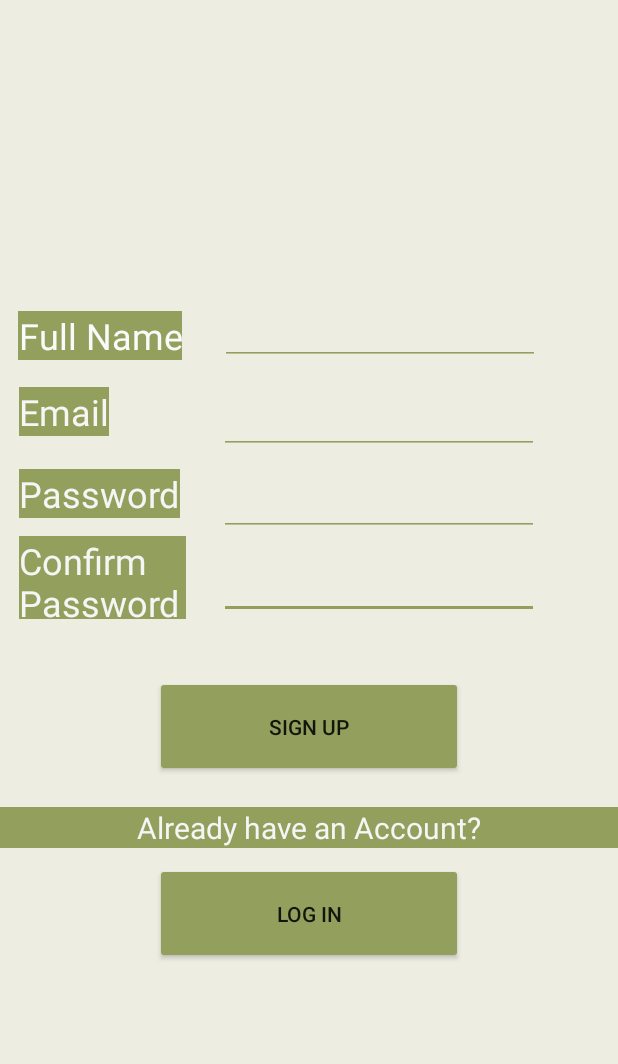
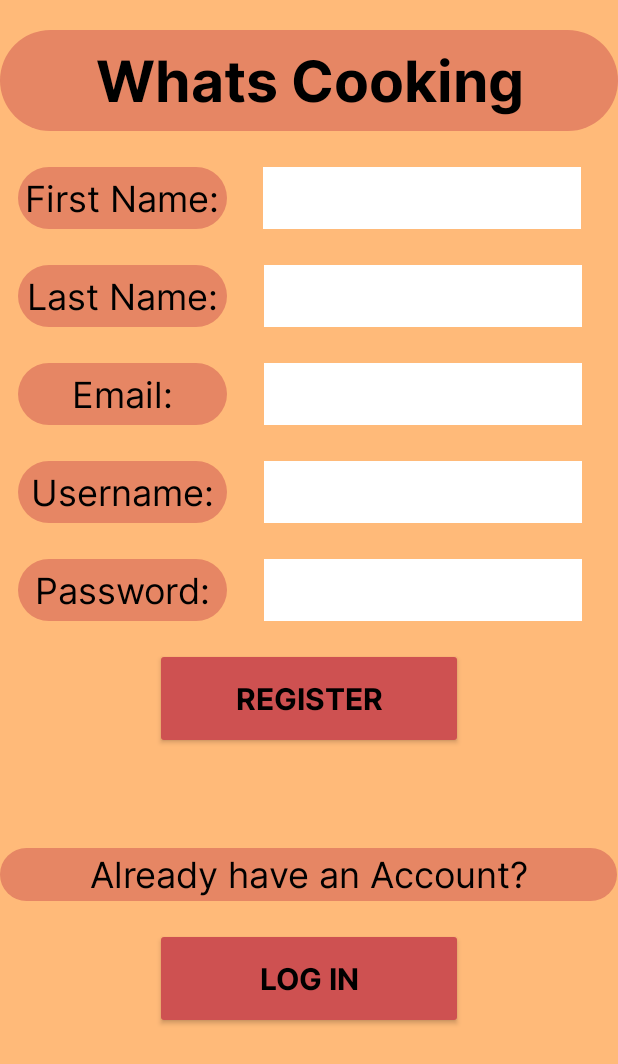
Before and after one commit to alexbegt/WhatsCooking, an Android app: the SignUpActivity screen opened directly, with no data from a screen before it, on a phone screen of 412 x 824 dp. Shown: the top 1064 px of the screen. Run offline under Robolectric (Android 15) with nearby library versions, the phone set to English and light mode, and no system bars; our stand-ins replace Volley; Roboto replaces fonts that are not available here; 2 statements that could not run were skipped.

Commit message:
Update Login and Sign Up Screen

```diff
--- a/app/src/main/res/layout/activity_sign_up.xml
+++ b/app/src/main/res/layout/activity_sign_up.xml
@@ -4,180 +4,241 @@
     xmlns:tools="http://schemas.android.com/tools"
     android:layout_width="match_parent"
     android:layout_height="match_parent"
-    android:background="#F3F3EF"
-    android:backgroundTint="#EDEDE2"
+    android:background="#FFBA79"
     tools:context=".registration.SignUpActivity">
 
     <TextView
-        android:id="@+id/confirmPasswordSignUpText"
-        android:layout_width="111dp"
-        android:layout_height="55dp"
-        android:layout_marginTop="12dp"
-        android:layout_marginEnd="9dp"
-        android:background="#939F5C"
-        android:text="@string/confirm_password"
+        android:id="@+id/header"
+        android:layout_width="0dp"
+        android:layout_height="67dp"
+        android:layout_marginTop="20dp"
+        android:background="@drawable/round_btn"
+        android:backgroundTint="#e68664"
+        android:fontFamily="@font/inter"
+        android:gravity="center|center_horizontal|center_vertical"
+        android:text="@string/app_name"
+        android:textAlignment="center"
+        android:textColor="#000000"
+        android:textSize="38sp"
+        android:textStyle="bold"
+        app:layout_constraintEnd_toEndOf="parent"
+        app:layout_constraintHorizontal_bias="1.0"
+        app:layout_constraintStart_toStartOf="parent"
+        app:layout_constraintTop_toTopOf="parent" />
+
+    <TextView
+        android:id="@+id/firstNameText"
+        android:layout_width="139dp"
+        android:layout_height="41dp"
+        android:layout_marginStart="12dp"
+        android:layout_marginTop="24dp"
+        android:background="@drawable/round_btn"
+        android:backgroundTint="#E68664"
+        android:fontFamily="@font/inter"
+        android:gravity="center|center_horizontal|center_vertical"
+        android:text="@string/first_name"
         android:textAlignment="gravity"
-        android:textColor="#F6F5F5"
+        android:textColor="#000000"
         android:textSize="24sp"
-        app:layout_constraintEnd_toStartOf="@+id/etConfirmPassword"
-        app:layout_constraintHorizontal_bias="0.5"
         app:layout_constraintStart_toStartOf="parent"
-        app:layout_constraintTop_toBottomOf="@+id/passwordSignUpText" />
+        app:layout_constraintTop_toBottomOf="@+id/header" />
 
     <EditText
-        android:id="@+id/etConfirmPassword"
-        android:layout_width="wrap_content"
-        android:layout_height="wrap_content"
-        android:layout_marginTop="10dp"
-        android:layout_marginEnd="40dp"
-        android:backgroundTint="#939F5C"
+        android:id="@+id/etFirstName"
+        android:layout_width="212dp"
+        android:layout_height="41dp"
+        android:layout_marginStart="24dp"
+        android:layout_marginTop="24dp"
+        android:autofillHints="name"
+        android:background="#FFFFFF"
         android:ems="10"
+        android:fontFamily="@font/inter"
+        android:inputType="textPersonName"
+        app:layout_constraintStart_toEndOf="@+id/firstNameText"
+        app:layout_constraintTop_toBottomOf="@+id/header"
+        tools:ignore="LabelFor,SpeakableTextPresentCheck,TouchTargetSizeCheck" />
+
+    <TextView
+        android:id="@+id/lastNameText"
+        android:layout_width="139dp"
+        android:layout_height="41dp"
+        android:layout_marginStart="12dp"
+        android:layout_marginTop="24dp"
+        android:background="@drawable/round_btn"
+        android:backgroundTint="#E68664"
+        android:fontFamily="@font/inter"
+        android:gravity="center|center_horizontal|center_vertical"
+        android:text="@string/last_name"
+        android:textAlignment="gravity"
+        android:textColor="#000000"
+        android:textSize="24sp"
+        app:layout_constraintStart_toStartOf="parent"
+        app:layout_constraintTop_toBottomOf="@+id/firstNameText" />
+
+    <EditText
+        android:id="@+id/etLastName"
+        android:layout_width="212dp"
+        android:layout_height="41dp"
+        android:layout_marginTop="24dp"
+        android:autofillHints="name"
+        android:background="#FFFFFF"
+        android:ems="10"
+        android:fontFamily="@font/inter"
+        android:inputType="textPersonName"
+        app:layout_constraintEnd_toEndOf="parent"
+        app:layout_constraintStart_toEndOf="@+id/lastNameText"
+        app:layout_constraintTop_toBottomOf="@+id/etFirstName"
+        tools:ignore="LabelFor,SpeakableTextPresentCheck,TouchTargetSizeCheck" />
+
+    <TextView
+        android:id="@+id/emailText"
+        android:layout_width="139dp"
+        android:layout_height="41dp"
+        android:layout_marginStart="12dp"
+        android:layout_marginTop="24dp"
+        android:background="@drawable/round_btn"
+        android:backgroundTint="#E68664"
+        android:fontFamily="@font/inter"
+        android:gravity="center|center_horizontal|center_vertical"
+        android:text="@string/email"
+        android:textAlignment="gravity"
+        android:textColor="#000000"
+        android:textSize="24sp"
+        app:layout_constraintStart_toStartOf="parent"
+        app:layout_constraintTop_toBottomOf="@+id/lastNameText" />
+
+    <EditText
+        android:id="@+id/etEmail"
+        android:layout_width="212dp"
+        android:layout_height="41dp"
+        android:layout_marginTop="24dp"
+        android:autofillHints="name"
+        android:background="#FFFFFF"
+        android:ems="10"
+        android:fontFamily="@font/inter"
+        android:inputType="textEmailAddress"
+        app:layout_constraintEnd_toEndOf="parent"
+        app:layout_constraintStart_toEndOf="@+id/emailText"
+        app:layout_constraintTop_toBottomOf="@+id/etLastName"
+        tools:ignore="LabelFor,SpeakableTextPresentCheck,TouchTargetSizeCheck" />
+
+    <TextView
+        android:id="@+id/usernameText"
+        android:layout_width="139dp"
+        android:layout_height="41dp"
+        android:layout_marginStart="12dp"
+        android:layout_marginTop="24dp"
+        android:background="@drawable/round_btn"
+        android:backgroundTint="#E68664"
+        android:fontFamily="@font/inter"
+        android:gravity="center|center_horizontal|center_vertical"
+        android:text="@string/username"
+        android:textAlignment="gravity"
+        android:textColor="#000000"
+        android:textSize="24sp"
+        app:layout_constraintStart_toStartOf="parent"
+        app:layout_constraintTop_toBottomOf="@+id/emailText" />
+
+    <EditText
+        android:id="@+id/etUsername"
+        android:layout_width="212dp"
+        android:layout_height="41dp"
+        android:layout_marginTop="24dp"
+        android:autofillHints="name"
+        android:background="#FFFFFF"
+        android:ems="10"
+        android:fontFamily="@font/inter"
+        android:inputType="textEmailAddress"
+        app:layout_constraintEnd_toEndOf="parent"
+        app:layout_constraintStart_toEndOf="@+id/usernameText"
+        app:layout_constraintTop_toBottomOf="@+id/etEmail"
+        tools:ignore="LabelFor,SpeakableTextPresentCheck,TouchTargetSizeCheck" />
+
+    <TextView
+        android:id="@+id/passwordText"
+        android:layout_width="139dp"
+        android:layout_height="41dp"
+        android:layout_marginStart="12dp"
+        android:layout_marginTop="24dp"
+        android:background="@drawable/round_btn"
+        android:backgroundTint="#E68664"
+        android:fontFamily="@font/inter"
+        android:gravity="center|center_horizontal|center_vertical"
+        android:text="@string/password"
+        android:textAlignment="gravity"
+        android:textColor="#000000"
+        android:textSize="24sp"
+        app:layout_constraintStart_toStartOf="parent"
+        app:layout_constraintTop_toBottomOf="@+id/usernameText" />
+
+    <EditText
+        android:id="@+id/etPassword"
+        android:layout_width="212dp"
+        android:layout_height="41dp"
+        android:layout_marginTop="24dp"
+        android:autofillHints="name"
+        android:background="#FFFFFF"
+        android:ems="10"
+        android:fontFamily="@font/inter"
         android:inputType="textPassword"
         app:layout_constraintEnd_toEndOf="parent"
-        app:layout_constraintHorizontal_bias="0.5"
-        app:layout_constraintStart_toEndOf="@+id/confirmPasswordSignUpText"
-        app:layout_constraintTop_toBottomOf="@+id/etLoginPasword"
-        tools:ignore="LabelFor,SpeakableTextPresentCheck,TouchTargetSizeCheck"
-        android:autofillHints="password" />
+        app:layout_constraintStart_toEndOf="@+id/passwordText"
+        app:layout_constraintTop_toBottomOf="@+id/etUsername"
+        tools:ignore="LabelFor,SpeakableTextPresentCheck,TouchTargetSizeCheck" />
 
     <Button
         android:id="@+id/btnSignUp"
         android:layout_width="205dp"
         android:layout_height="67dp"
-        android:layout_marginTop="38dp"
-        android:backgroundTint="#939F5C"
-        android:text="@string/sign_up"
+        android:layout_marginTop="18dp"
+        android:backgroundTint="#CE5151"
+        android:fontFamily="@font/inter"
+        android:text="@string/register"
+        android:textColor="#000000"
+        android:textSize="20sp"
+        android:textStyle="bold"
         app:layout_constraintEnd_toEndOf="parent"
-        app:layout_constraintHorizontal_bias="0.5"
         app:layout_constraintStart_toStartOf="parent"
-        app:layout_constraintTop_toBottomOf="@+id/etConfirmPassword" />
+        app:layout_constraintTop_toBottomOf="@+id/etPassword" />
 
+    <ProgressBar
+        android:id="@+id/progressRegister"
+        android:layout_width="wrap_content"
+        android:layout_height="wrap_content"
+        android:layout_marginStart="180dp"
+        android:visibility="invisible"
+        app:layout_constraintStart_toStartOf="parent"
+        app:layout_constraintTop_toBottomOf="@+id/btnSignUp" />
 
     <TextView
-        android:id="@+id/haveAccountAlready"
-        android:layout_width="match_parent"
-        android:layout_height="wrap_content"
-        android:layout_marginTop="20dp"
-        android:gravity="center"
+        android:id="@+id/needAnAccountText"
+        android:layout_width="411dp"
+        android:layout_height="35dp"
+        android:layout_marginTop="18dp"
+        android:background="@drawable/round_btn"
+        android:backgroundTint="#E68664"
+        android:fontFamily="@font/inter"
+        android:gravity="center|center_horizontal|center_vertical"
         android:text="@string/already_having_account"
-        android:background="#939F5C"
-        android:textAlignment="center"
-        android:textColor="#F6F5F5"
-        android:textSize="20sp"
-        app:layout_constraintEnd_toEndOf="parent"
-        app:layout_constraintHorizontal_bias="0.5"
+        android:textAlignment="gravity"
+        android:textColor="#000000"
+        android:textSize="24sp"
         app:layout_constraintStart_toStartOf="parent"
-        app:layout_constraintTop_toBottomOf="@+id/btnSignUp" />
+        app:layout_constraintTop_toBottomOf="@+id/progressRegister" />
 
     <Button
         android:id="@+id/btnSignUpLogin"
         android:layout_width="205dp"
         android:layout_height="67dp"
-        android:layout_marginTop="10dp"
-        android:backgroundTint="#939F5C"
+        android:layout_marginTop="18dp"
+        android:backgroundTint="#CE5151"
+        android:fontFamily="@font/inter"
         android:text="@string/log_in"
+        android:textColor="#000000"
+        android:textSize="20sp"
+        android:textStyle="bold"
         app:layout_constraintEnd_toEndOf="parent"
-        app:layout_constraintHorizontal_bias="0.5"
         app:layout_constraintStart_toStartOf="parent"
-        app:layout_constraintTop_toBottomOf="@+id/haveAccountAlready" />
-
-    <EditText
-        android:id="@+id/etLoginPasword"
-        android:layout_width="wrap_content"
-        android:layout_height="wrap_content"
-        android:layout_marginTop="9dp"
-        android:layout_marginEnd="40dp"
-        android:backgroundTint="#939F5C"
-        android:ems="10"
-        android:inputType="textPassword"
-        app:layout_constraintEnd_toEndOf="parent"
-        app:layout_constraintHorizontal_bias="0.5"
-        app:layout_constraintStart_toEndOf="@+id/passwordSignUpText"
-        app:layout_constraintTop_toBottomOf="@+id/etLoginEmail"
-        android:autofillHints="password"
-        tools:ignore="LabelFor,SpeakableTextPresentCheck,TouchTargetSizeCheck" />
-
-    <TextView
-        android:id="@+id/emailSignUpText"
-        android:layout_width="wrap_content"
-        android:layout_height="wrap_content"
-        android:layout_marginTop="18dp"
-        android:layout_marginEnd="61dp"
-        android:background="#939F5C"
-        android:text="@string/email"
-        android:textAlignment="center"
-        android:textColor="#F8F5F5"
-        android:textSize="24sp"
-        app:layout_constraintEnd_toStartOf="@+id/etLoginEmail"
-        app:layout_constraintHorizontal_bias="0.5"
-        app:layout_constraintStart_toStartOf="parent"
-        app:layout_constraintTop_toBottomOf="@+id/fullNameSignUpText"
-        tools:ignore="TouchTargetSizeCheck" />
-
-    <TextView
-        android:id="@+id/passwordSignUpText"
-        android:layout_width="wrap_content"
-        android:layout_height="wrap_content"
-        android:layout_marginTop="22dp"
-        android:layout_marginEnd="13dp"
-        android:background="#939F5C"
-        android:text="@string/password"
-        android:textAlignment="center"
-        android:textColor="#F6F5F5"
-        android:textSize="24sp"
-        app:layout_constraintEnd_toStartOf="@+id/etLoginPasword"
-        app:layout_constraintHorizontal_bias="0.5"
-        app:layout_constraintStart_toStartOf="parent"
-        app:layout_constraintTop_toBottomOf="@+id/emailSignUpText" />
-
-    <EditText
-        android:id="@+id/etLoginEmail"
-        android:layout_width="wrap_content"
-        android:layout_height="wrap_content"
-        android:layout_marginTop="14dp"
-        android:layout_marginEnd="40dp"
-        android:backgroundTint="#939F5C"
-        android:ems="10"
-        android:inputType="textEmailAddress"
-        app:layout_constraintEnd_toEndOf="parent"
-        app:layout_constraintHorizontal_bias="0.5"
-        app:layout_constraintStart_toEndOf="@+id/emailSignUpText"
-        app:layout_constraintTop_toBottomOf="@+id/etFullName"
-        android:autofillHints="emailAddress"
-        tools:ignore="LabelFor,SpeakableTextPresentCheck,TouchTargetSizeCheck" />
-
-    <EditText
-        android:id="@+id/etFullName"
-        android:layout_width="wrap_content"
-        android:layout_height="wrap_content"
-        android:layout_marginTop="198dp"
-        android:layout_marginEnd="40dp"
-        android:backgroundTint="#939F5C"
-        android:ems="10"
-        android:inputType="textEmailAddress"
-        app:layout_constraintEnd_toEndOf="parent"
-        app:layout_constraintHorizontal_bias="0.5"
-        app:layout_constraintStart_toEndOf="@+id/fullNameSignUpText"
-        app:layout_constraintTop_toTopOf="parent"
-        android:autofillHints="name"
-        tools:ignore="LabelFor,SpeakableTextPresentCheck,TouchTargetSizeCheck" />
-
-    <TextView
-        android:id="@+id/fullNameSignUpText"
-        android:layout_width="wrap_content"
-        android:layout_height="wrap_content"
-        android:layout_marginTop="207dp"
-        android:layout_marginEnd="14dp"
-        android:background="#009688"
-        android:backgroundTint="#939F5C"
-        android:text="@string/full_name"
-        android:textAlignment="center"
-        android:textColor="#FBFAFA"
-        android:textSize="24sp"
-        app:layout_constraintEnd_toStartOf="@+id/etFullName"
-        app:layout_constraintHorizontal_bias="0.5"
-        app:layout_constraintStart_toStartOf="parent"
-        app:layout_constraintTop_toTopOf="parent"
-        tools:ignore="TouchTargetSizeCheck" />
+        app:layout_constraintTop_toBottomOf="@+id/needAnAccountText" />
 
 </androidx.constraintlayout.widget.ConstraintLayout>
--- a/app/src/main/res/values/strings.xml
+++ b/app/src/main/res/values/strings.xml
@@ -1,12 +1,15 @@
 <resources>
     <string name="app_name">Whats Cooking</string>
-    <string name="sign_up">Sign Up</string>
+    <string name="register">Register</string>
     <string name="already_having_account">Already have an Account?</string>
+    <string name="need_an_account">Need an Account?</string>
     <string name="log_in">Log In</string>
-    <string name="email">Email</string>
-    <string name="password">Password</string>
+    <string name="first_name">First Name:</string>
+    <string name="last_name">Last Name:</string>
+    <string name="email">Email:</string>
+    <string name="username">Username:</string>
+    <string name="password">Password:</string>
     <string name="confirm_password">Confirm Password</string>
-    <string name="full_name">Full Name</string>
     <string name="ingredients">Ingredients</string>
     <string name="enter_tag">Enter Tag</string>
     <string name="recipe_title">Recipe Title</string>
```
Also changed, not shown: app/src/main/java/com/whatscooking/application/utilities/RequestQueueHelper.java (deleted, +0 -41 lines), app/src/main/res/drawable/round_btn.xml (+2 -5 lines), app/src/main/res/layout/activity_login.xml (+135 -88 lines).
